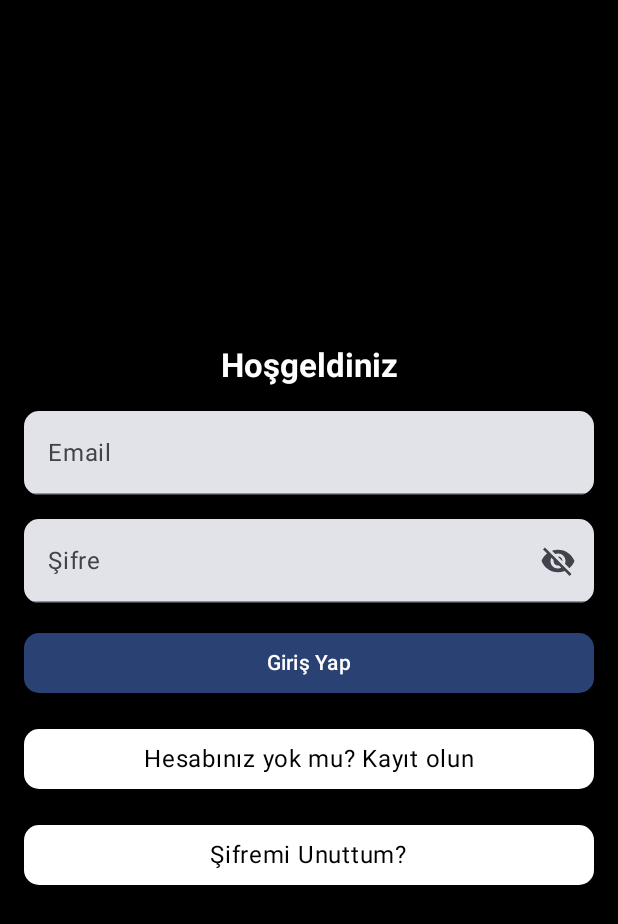
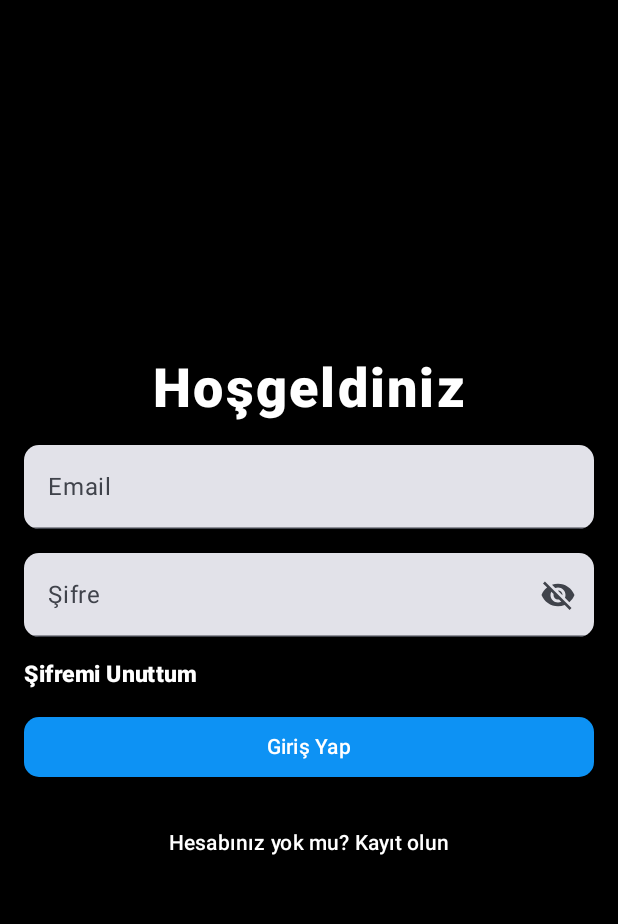
Before and after one commit to TravelTeamApp/TravelApp_frontend, an Android app built with Jetpack Compose: the screen it shows after launch (MainActivity), on a phone screen of 412 x 824 dp. Shown: the top 924 px of the screen. Run offline under Robolectric (Android 15) with nearby library versions, the phone set to English and light mode, and no system bars.

Commit message:
login duzenlendi.

```diff
--- a/app/src/main/java/tr/edu/trakya/tubanurturkmen/bitirmeprojesi1/LoginScreen.kt
+++ b/app/src/main/java/tr/edu/trakya/tubanurturkmen/bitirmeprojesi1/LoginScreen.kt
@@ -1,24 +1,36 @@
 package tr.edu.trakya.tubanurturkmen.bitirmeprojesi1
+import androidx.compose.ui.res.painterResource
+import com.google.gson.stream.JsonReader
+import androidx.compose.ui.unit.sp
+import androidx.compose.ui.draw.shadow
+import androidx.compose.foundation.background
+import androidx.compose.foundation.layout.padding
+import androidx.compose.foundation.clickable
+import androidx.compose.foundation.layout.*
+import androidx.compose.material3.*
+import androidx.compose.runtime.*
+import androidx.compose.ui.platform.LocalContext
+import androidx.compose.ui.res.vectorResource
+import androidx.compose.ui.unit.dp
+import androidx.compose.ui.text.input.ImeAction
+import androidx.compose.ui.text.input.KeyboardType
+import androidx.compose.ui.text.input.PasswordVisualTransformation
+import androidx.compose.ui.text.input.VisualTransformation
+import androidx.compose.ui.text.font.FontWeight
+import androidx.compose.ui.input.pointer.pointerInput
 
-// Compose ve UI bileşenleri
-import androidx.compose.foundation.*
-import androidx.compose.foundation.layout.*
+
 import androidx.compose.foundation.shape.RoundedCornerShape
 import androidx.compose.foundation.text.KeyboardOptions
 import androidx.compose.material.icons.Icons
 import androidx.compose.material.icons.filled.Visibility
 import androidx.compose.material.icons.filled.VisibilityOff
-import androidx.compose.material3.*
-import androidx.compose.runtime.*
+
 import androidx.compose.ui.Alignment
 import androidx.compose.ui.Modifier
 import androidx.compose.ui.draw.clip
 import androidx.compose.ui.graphics.Color
-import androidx.compose.ui.graphics.vector.ImageVector
-import androidx.compose.ui.platform.LocalContext
-import androidx.compose.ui.res.vectorResource
-import androidx.compose.ui.text.input.*
-import androidx.compose.ui.unit.dp
+
 import androidx.compose.ui.viewinterop.AndroidView
 
 // Android SDK ve sistem bileşenleri
@@ -50,40 +62,39 @@ fun LoginScreen(navController: NavController) {
     val password = remember { mutableStateOf("") }
     val context = LocalContext.current
     var isPasswordVisible by remember { mutableStateOf(false) }
+    var isLoading by remember { mutableStateOf(false) }
+    var isHovered by remember { mutableStateOf(false) }
 
-    // Giriş işlemi sırasında yükleniyor durumu
-    var isLoading by remember { mutableStateOf(false) }
-
-    // ExoPlayer'ı başlat ve video dosyasını ayarla
+    // ExoPlayer oluşturuluyor
     val exoPlayer = remember {
         ExoPlayer.Builder(context).build().apply {
             val videoUri =
-                Uri.parse("android.resource://${context.packageName}/raw/manzara") // Video dosyanızın yolu
+                Uri.parse("android.resource://${context.packageName}/raw/manzara")
             val mediaItem = MediaItem.fromUri(videoUri)
             setMediaItem(mediaItem)
             prepare()
             playWhenReady = true
-            volume = 0f // Arka planda sessiz oynatmak için
+            volume = 0f
 
-            // Sonsuz döngü için Listener ekle
             addListener(object : Player.Listener {
                 override fun onPlaybackStateChanged(playbackState: Int) {
                     if (playbackState == Player.STATE_ENDED) {
-                        seekTo(0) // Videonun başına git
-                        playWhenReady = true // Oynatmayı tekrar başlat
+                        seekTo(0)
+                        playWhenReady = true
                     }
                 }
             })
         }
     }
+
     Box(modifier = Modifier.fillMaxSize()) {
         // Arka plan video oynatıcı
         AndroidView(
             factory = {
                 PlayerView(it).apply {
                     player = exoPlayer
-                    useController = false // Kontrolleri gizle
-                    resizeMode = AspectRatioFrameLayout.RESIZE_MODE_ZOOM // Ekranı tam olarak kapla
+                    useController = false
+                    resizeMode = AspectRatioFrameLayout.RESIZE_MODE_ZOOM
                     layoutParams = android.view.ViewGroup.LayoutParams(
                         android.view.ViewGroup.LayoutParams.MATCH_PARENT,
                         android.view.ViewGroup.LayoutParams.MATCH_PARENT
@@ -92,7 +103,6 @@ fun LoginScreen(navController: NavController) {
             },
             modifier = Modifier.fillMaxSize()
         )
-
 
         Box(
             modifier = Modifier
@@ -108,9 +118,11 @@ fun LoginScreen(navController: NavController) {
                 Text(
                     text = "Hoşgeldiniz",
                     style = MaterialTheme.typography.titleLarge.copy(
-                        fontWeight = androidx.compose.ui.text.font.FontWeight.Bold
-                    ),
-                    color = Color.White
+                        fontWeight = FontWeight.ExtraBold,
+                        fontSize = 36.sp,
+                        letterSpacing = 1.5.sp,
+                        color = Color.White
+                    )
                 )
 
                 // Email alanı
@@ -140,16 +152,20 @@ fun LoginScreen(navController: NavController) {
                     visualTransformation = if (isPasswordVisible) VisualTransformation.None else PasswordVisualTransformation(),
                     trailingIcon = {
                         Icon(
-                            imageVector = if (isPasswordVisible) {
-                                ImageVector.vectorResource(id = R.drawable.baseline_visibility_24)
-                            } else {
-                                ImageVector.vectorResource(id = R.drawable.baseline_visibility_off_24)
-                            },
-                            contentDescription = if (isPasswordVisible) "Hide password" else "Show password",
-                            modifier = Modifier
-                                .clickable { isPasswordVisible = !isPasswordVisible }
+                            imageVector = if (isPasswordVisible) Icons.Default.Visibility else Icons.Default.VisibilityOff,
+                            contentDescription = if (isPasswordVisible) "Şifreyi gizle" else "Şifreyi göster",
+                            modifier = Modifier.clickable { isPasswordVisible = !isPasswordVisible }
                         )
                     }
+                )
+
+                Text(
+                    text = "Şifremi Unuttum",
+                    style = MaterialTheme.typography.bodySmall.copy(fontSize = 15.sp, fontWeight = FontWeight.ExtraBold),
+                    color = Color.White,
+                    modifier = Modifier
+                        .clickable { navController.navigate("forgotPassword") }
+                        .align(Alignment.Start)
                 )
 
                 // Eğer yükleme yapılırken buton, kullanıcıyı bilgilendirecek şekilde değiştirilebilir.
@@ -229,65 +245,34 @@ fun LoginScreen(navController: NavController) {
                                 ).show()
                             }
                         },
-                        modifier = Modifier.fillMaxWidth(),
-                        shape = RoundedCornerShape(10.dp)
+                        modifier = Modifier
+                            .fillMaxWidth()
+                            .pointerInput(Unit) {
+                                // Hover için fare hareketini yakala
+                                awaitPointerEventScope {
+                                    while (true) {
+                                        val event = awaitPointerEvent()
+                                        isHovered = event.changes.any { it.pressed }
+                                    }
+                                }
+                            },
+                        shape = RoundedCornerShape(10.dp),
+                        colors = ButtonDefaults.buttonColors(
+                            containerColor = if (isHovered) Color(0xFF091057) else Color(0xFF0D92F4), // Hover ve normal renkler
+                            contentColor = Color.White
+                        ),
                     ) {
                         Text(text = "Giriş Yap")
                     }
-                    Column(
-                        horizontalAlignment = Alignment.CenterHorizontally,
-                        verticalArrangement = Arrangement.spacedBy(8.dp), // Button'lar arasındaki mesafeyi daha da kısaltıyoruz
+
+                    TextButton(
+                        onClick = { navController.navigate("register") },
                         modifier = Modifier.fillMaxWidth()
                     ) {
-                        // Kayıt Ol butonu
-                        Button(
-                            onClick = {
-                                navController.navigate("register")
-                            },
-                            modifier = Modifier
-                                .fillMaxWidth()
-                                .widthIn(max = 200.dp) // Butonun maksimum genişliğini 300dp ile sınırlandırıyoruz
-                                .padding(bottom = 4.dp),
-                            colors = ButtonDefaults.buttonColors(
-                                containerColor = Color.White, // Beyaz arka plan
-                                contentColor = Color.Black
-                            ),// Siyah yazı rengi
-                            shape = RoundedCornerShape(10.dp),
-                        ) {
-                            Text(
-                                text = "Hesabınız yok mu? Kayıt olun",
-                                style = MaterialTheme.typography.bodyLarge.copy(
-
-                                )
-                            )
-                        }
-
-// Şifremi Unuttum butonu
-                        Button(
-                            onClick = {
-                                navController.navigate("forgotPassword")
-                            },
-                            modifier = Modifier
-                                .fillMaxWidth()
-                                .widthIn(max = 150.dp) // Butonun maksimum genişliğini 300dp ile sınırlandırıyoruz
-                                .padding(top = 4.dp),
-                            colors = ButtonDefaults.buttonColors(
-                                containerColor = Color.White, // Beyaz arka plan
-                                contentColor = Color.Black // Siyah yazı rengi
-                            ),
-                            shape = RoundedCornerShape(10.dp),
-
-                            ) {
-                            Text(
-                                text = "Şifremi Unuttum?",
-                                style = MaterialTheme.typography.bodyLarge.copy(
-
-                                )
-                            )
-                        }
+                        Text("Hesabınız yok mu? Kayıt olun", color = Color.White)
                     }
                 }
             }
         }
     }
-    }
+}
```
Also changed, not shown: app/src/main/java/tr/edu/trakya/tubanurturkmen/bitirmeprojesi1/hobies.kt (+34 -17 lines).
